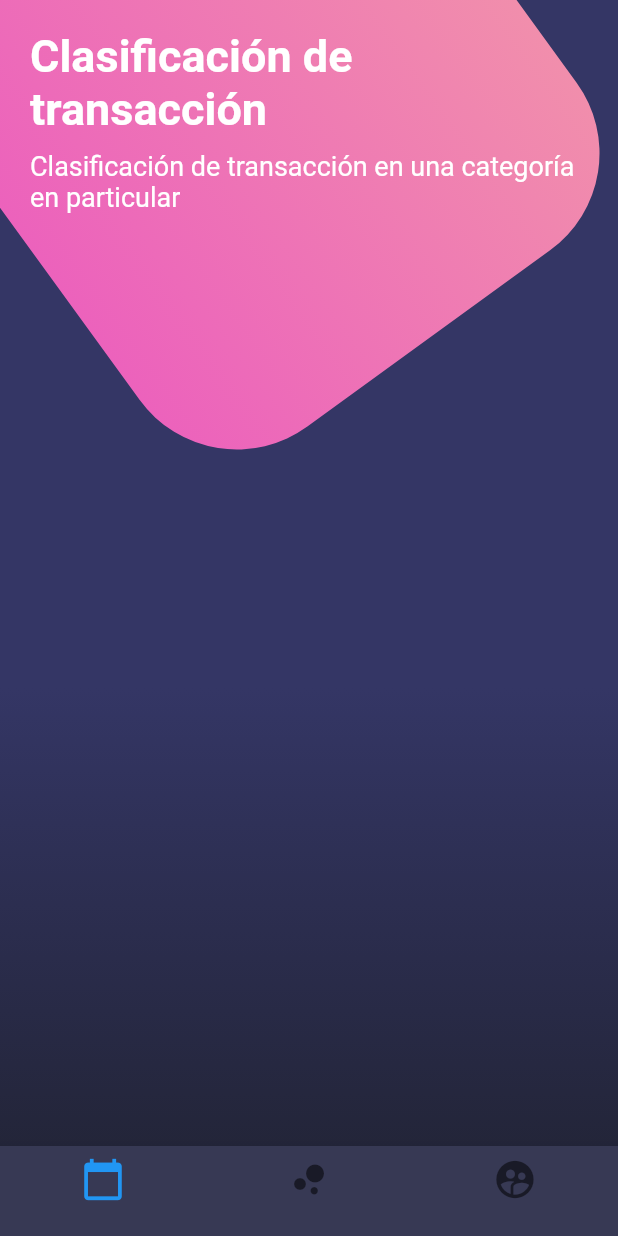
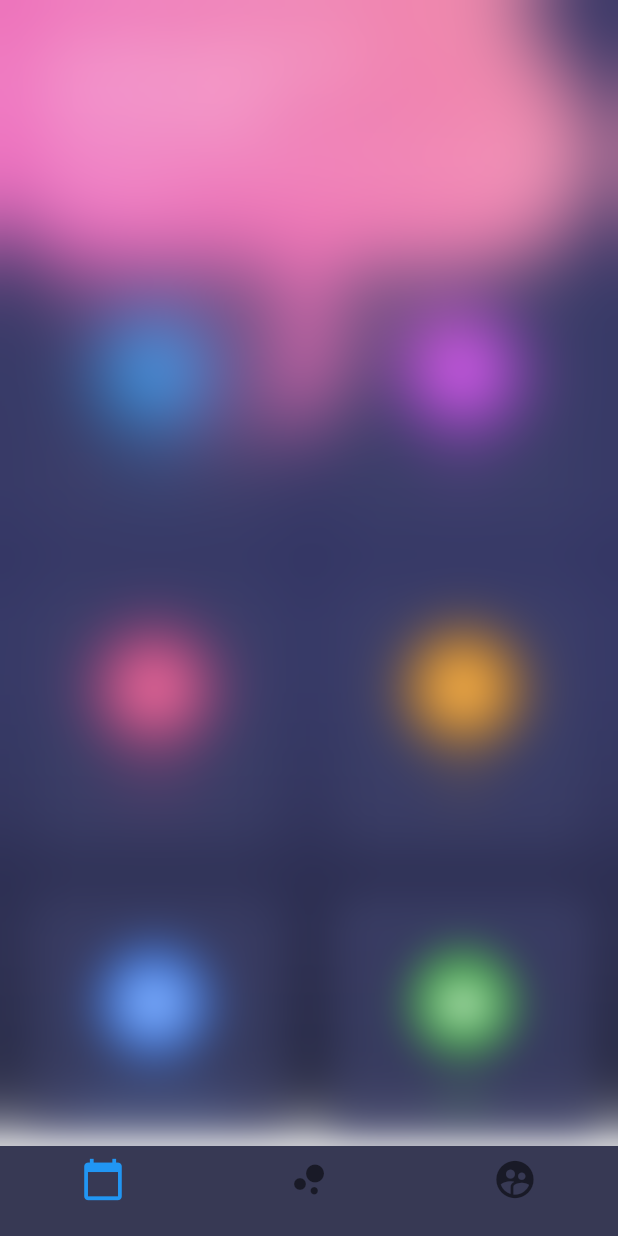
Before and after one commit to CristianX/flutter-disenios, a Flutter app: the screen it shows after launch, on a phone screen of 412 x 824 dp. Run offline on Flutter 3.47's test engine with Material 2 defaults, Android fonts, the phone set to English and light mode, and no system bars.

Commit message:
Implementando botones redondeados en el body del botones_page

```diff
--- a/lib/src/pages/botones_page.dart
+++ b/lib/src/pages/botones_page.dart
@@ -1,9 +1,12 @@
+
 
 import 'package:flutter/material.dart';
 
 // Importado libreria matemática para uso de pi
 import 'dart:math';
 
+// Librería para aplicación del blur
+import 'dart:ui';
 
 class BotonesPage extends StatelessWidget {
   @override
@@ -17,7 +20,8 @@ class BotonesPage extends StatelessWidget {
           SingleChildScrollView(
             child: Column(
               children: <Widget>[
-                _titulos()
+                _titulos(),
+                _botonesRedondeados()
               ],
             ),
           )
@@ -130,4 +134,70 @@ class BotonesPage extends StatelessWidget {
     );
   }
 
+  // Botones del body
+  Widget _botonesRedondeados() {
+
+    return Table(
+      children: [
+        // Siempre los TableRow deben tener más de dos elementos
+        TableRow(
+          children: [
+            _crearBotonRedondeado( Colors.blue, Icons.border_all, 'General' ),
+            _crearBotonRedondeado( Colors.purpleAccent, Icons.directions_bus, 'Bus' )
+          ]
+        ),
+        TableRow(
+          children: [
+            _crearBotonRedondeado( Colors.pinkAccent, Icons.shop, 'Comprar' ),
+            _crearBotonRedondeado( Colors.orange, Icons.insert_drive_file, 'File' )
+          ]
+        ),
+        TableRow(
+          children: [
+            _crearBotonRedondeado( Colors.blueAccent, Icons.movie_filter, 'Entretenimiento' ),
+            _crearBotonRedondeado( Colors.green, Icons.cloud, 'Nube' )
+          ]
+        ),
+        TableRow(
+          children: [
+            _crearBotonRedondeado( Colors.red, Icons.collections, 'Fotos' ),
+            _crearBotonRedondeado( Colors.teal, Icons.help_outline, 'Ayuda' )
+          ]
+        ),
+      ],
+    );
+
+  }
+
+
+  // Botones redondeados
+  Widget _crearBotonRedondeado( Color color, IconData icono, String texto ) {
+    // Para difuminar lo que se encuentra atrás del elemento
+    return BackdropFilter(
+      // Aplicando blur (Consume más recursos)
+      filter: ImageFilter.blur( sigmaX: 10.0, sigmaY: 10.0 ),
+      child: Container(
+        height: 180.0,
+        margin: EdgeInsets.all(15.0),
+        decoration: BoxDecoration(
+          color: Color.fromRGBO(62, 66, 107, 0.7),
+          borderRadius: BorderRadius.circular( 20.0 )
+        ),
+        child: Column(
+          mainAxisAlignment: MainAxisAlignment.spaceAround,
+          children: <Widget>[
+            SizedBox( height: 5.0 ),
+            CircleAvatar(
+              backgroundColor: color,
+              radius: 35.0,
+              child:  Icon(  icono , color: Colors.white, size: 30.0 ),
+            ),
+            Text(texto , style: TextStyle(color: color )),
+            SizedBox( height: 5.0 )
+          ],
+        ),
+      ),
+    );
+  }
+
 }
```
